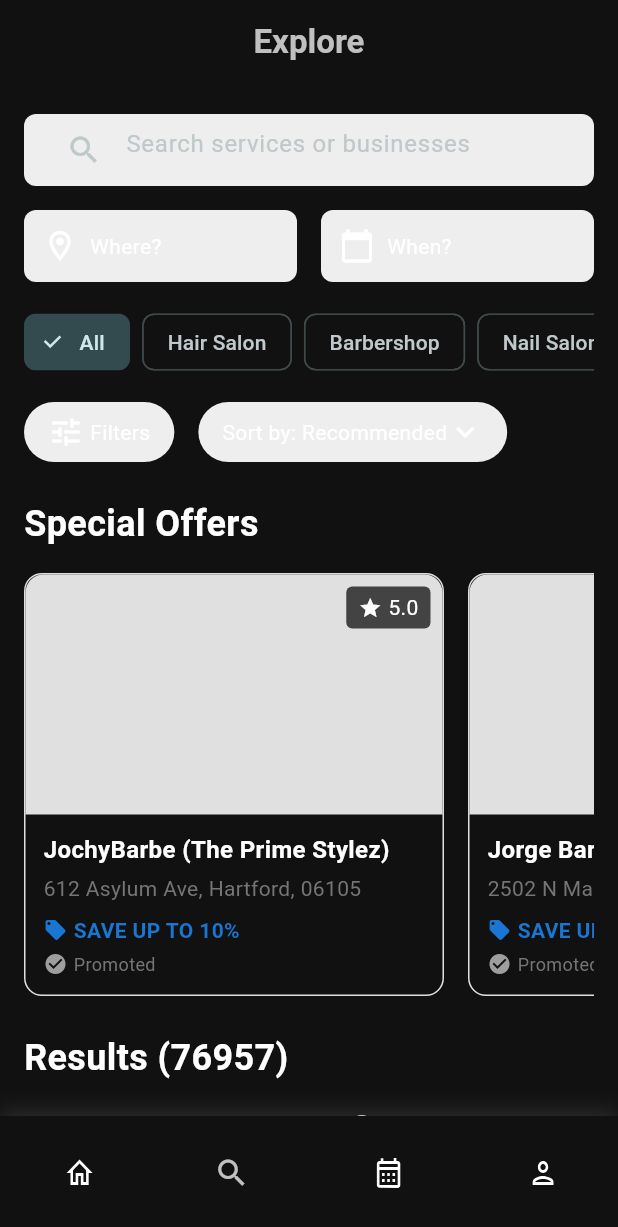
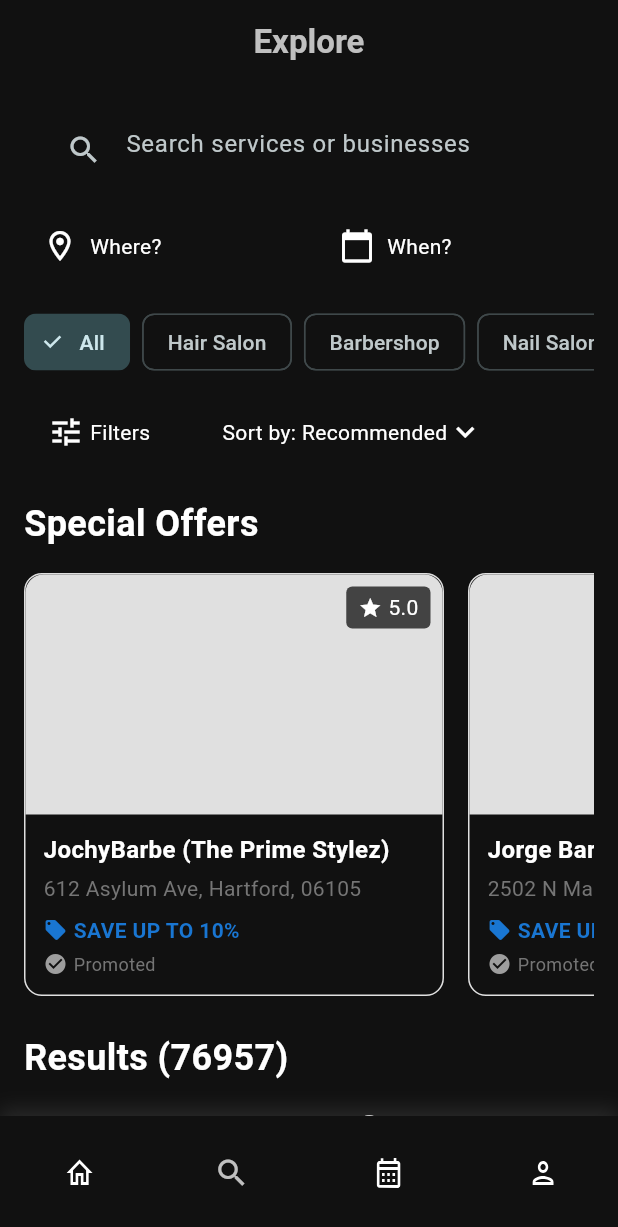
Before and after one commit to khumoyunABD/yozil, a Flutter app: the ExplorePage screen opened by its route, on a phone screen of 412 x 824 dp. Shown: the top 1227 px of the screen. Run offline on Flutter 3.47's test engine with Material 3 defaults, Android fonts, the phone set to English and light mode, and no system bars; our stand-ins replace dartz, dio, flex_color_scheme, flutter_bloc, flutter_screenutil, freezed_annotation and 3 more; accounts and stored records are empty.

Commit message:
Issue #6: Fix explore page UI, coloring

```diff
--- a/lib/core/di/injection_container.dart
+++ b/lib/core/di/injection_container.dart
@@ -20,8 +20,8 @@ Future<void> initializeDependencies() async {
   // Set up Dio
   final dio = Dio(BaseOptions(
     baseUrl: 'http://127.0.0.1:8000', // Change to your Django API URL
-    connectTimeout: const Duration(seconds: 5),
-    receiveTimeout: const Duration(seconds: 3),
+    connectTimeout: const Duration(seconds: 8),
+    receiveTimeout: const Duration(seconds: 8),
     contentType: 'application/json',
     responseType: ResponseType.json,
   ));
--- a/lib/core/errors/failure.dart
+++ b/lib/core/errors/failure.dart
@@ -15,4 +15,7 @@ class Failure with _$Failure {
       EmailAlreadyInUseFailure;
   const factory Failure.unauthenticated([String? message]) =
       UnauthenticatedFailure;
+  const factory Failure.unvalidated([String? message]) = ValidationFailure;
+  const factory Failure.phoneInUse([String? message]) =
+      PhoneNumberAlreadyInUseFailure;
 }
--- a/lib/core/router/app.router.dart
+++ b/lib/core/router/app.router.dart
@@ -32,7 +32,7 @@ class AppRouter {
   AppRouter() {
     goRouter = GoRouter(
       //initialLocation: ScreenPath.splash,
-      initialLocation: ScreenPath.signIn,
+      initialLocation: ScreenPath.home,
       debugLogDiagnostics: true,
       navigatorKey: _rootNavigatorKey,
       routes: _routes,
--- a/lib/data/data_sources/auth_remote_source.dart
+++ b/lib/data/data_sources/auth_remote_source.dart
@@ -2,7 +2,8 @@ import 'package:yozil/data/data.dart';
 
 abstract class AuthRemoteSource {
   Future<User> login(String email, String password);
-  Future<User> register(String email, String password, String name,
+  Future<User> register(
+      String? email, String name, String password, String? phoneNumber,
       {String userType = 'customer'});
   Future<void> logout();
   Stream<User?> authStateChanges();
--- a/lib/data/data_sources/data_sources.dart
+++ b/lib/data/data_sources/data_sources.dart
@@ -1,3 +1,2 @@
 export 'auth_remote_source.dart';
 export 'django_auth_remote_source_impl.dart';
-export 'firebase_remote_source_impl.dart';
--- a/lib/domain/repositories/auth_repository.dart
+++ b/lib/domain/repositories/auth_repository.dart
@@ -3,9 +3,10 @@ import 'package:yozil/core/core.dart';
 import 'package:yozil/data/data.dart';
 
 abstract class AuthRepository {
-  Future<Either<Failure, User>> login(String email, String password);
+  Future<Either<Failure, User>> login(String identifier, String password);
   Future<Either<Failure, User>> register(
-      String email, String password, String name);
+      String? email, String name, String password, String? phoneNumber,
+      {String userType = 'customer'});
   Future<Either<Failure, void>> logout();
   Future<Either<Failure, User>> getCurrentUser();
   Future<Either<Failure, bool>> isLoggedIn();
--- a/lib/presentation/bloc/auth/auth_event.dart
+++ b/lib/presentation/bloc/auth/auth_event.dart
@@ -5,12 +5,12 @@ class AuthEvent with _$AuthEvent {
   const factory AuthEvent.checkStatus() = _CheckStatus;
 
   const factory AuthEvent.login({
-    required String email,
+    required String identifier,
     required String password,
   }) = _Login;
 
   const factory AuthEvent.register({
-    required String email,
+    required String identifier,
     required String password,
     required String name,
   }) = _Register;
--- a/lib/presentation/pages/explore/view/explore_page.dart
+++ b/lib/presentation/pages/explore/view/explore_page.dart
@@ -18,10 +18,10 @@ class ExplorePage extends StatelessWidget {
               // Search Bar
               Container(
                 padding: const EdgeInsets.symmetric(horizontal: 16),
-                decoration: BoxDecoration(
-                  color: Colors.grey[200],
-                  borderRadius: BorderRadius.circular(8),
-                ),
+                // decoration: BoxDecoration(
+                //   color: Colors.grey[200],
+                //   borderRadius: BorderRadius.circular(8),
+                // ),
                 child: const TextField(
                   decoration: InputDecoration(
                     hintText: 'Search services or businesses',
@@ -38,10 +38,10 @@ class ExplorePage extends StatelessWidget {
                   Expanded(
                     child: Container(
                       padding: const EdgeInsets.all(12),
-                      decoration: BoxDecoration(
-                        color: Colors.grey[200],
-                        borderRadius: BorderRadius.circular(8),
-                      ),
+                      // decoration: BoxDecoration(
+                      //   color: Colors.grey[200],
+                      //   borderRadius: BorderRadius.circular(8),
+                      // ),
                       child: const Row(
                         children: [
                           Icon(Icons.location_on_outlined),
@@ -55,10 +55,10 @@ class ExplorePage extends StatelessWidget {
                   Expanded(
                     child: Container(
                       padding: const EdgeInsets.all(12),
-                      decoration: BoxDecoration(
-                        color: Colors.grey[200],
-                        borderRadius: BorderRadius.circular(8),
-                      ),
+                      // decoration: BoxDecoration(
+                      //   color: Colors.grey[200],
+                      //   borderRadius: BorderRadius.circular(8),
+                      // ),
                       child: const Row(
                         children: [
                           Icon(Icons.calendar_today),
@@ -93,10 +93,10 @@ class ExplorePage extends StatelessWidget {
                   Container(
                     padding:
                         const EdgeInsets.symmetric(horizontal: 16, vertical: 8),
-                    decoration: BoxDecoration(
-                      color: Colors.grey[200],
-                      borderRadius: BorderRadius.circular(20),
-                    ),
+                    // decoration: BoxDecoration(
+                    //   color: Colors.grey[200],
+                    //   borderRadius: BorderRadius.circular(20),
+                    // ),
                     child: const Row(
                       children: [
                         Icon(Icons.tune),
@@ -109,10 +109,10 @@ class ExplorePage extends StatelessWidget {
                   Container(
                     padding:
                         const EdgeInsets.symmetric(horizontal: 16, vertical: 8),
-                    decoration: BoxDecoration(
-                      color: Colors.grey[200],
-                      borderRadius: BorderRadius.circular(20),
-                    ),
+                    // decoration: BoxDecoration(
+                    //   color: Colors.grey[200],
+                    //   borderRadius: BorderRadius.circular(20),
+                    // ),
                     child: const Row(
                       children: [
                         Text('Sort by: Recommended'),
@@ -178,6 +178,7 @@ class ExplorePage extends StatelessWidget {
                 child: const Row(
                   children: [
                     Text('What affects the search results?'),
+                    SizedBox(width: 5),
                     Icon(Icons.info_outline, size: 16),
                   ],
                 ),
@@ -215,7 +216,7 @@ class ExplorePage extends StatelessWidget {
   Widget _buildServiceTypeChip(String label) {
     return Chip(
       label: Text(label),
-      backgroundColor: Colors.grey[200],
+      //backgroundColor: Colors.grey[200],
     );
   }
 
--- a/lib/presentation/pages/registration/password_verification/view/password_verification_page.dart
+++ b/lib/presentation/pages/registration/password_verification/view/password_verification_page.dart
@@ -77,7 +77,7 @@ class _PasswordVerificationPageState extends State<PasswordVerificationPage> {
       // Dispatch register event with phone number as the "email"
       context.read<AuthBloc>().add(
             AuthEvent.register(
-              email: email,
+              identifier: email,
               password: _passwordController.text,
               name: _nameController.text.isNotEmpty
                   ? _nameController.text
```
Also changed, not shown: lib/core/errors/exceptions.dart (+25 -0 lines), lib/data/data_sources/django_auth_remote_source_impl.dart (+48 -16 lines), lib/data/data_sources/firebase_remote_source_impl.dart (deleted, +0 -99 lines), lib/data/repositories/auth_repository_impl.dart (+54 -15 lines), lib/domain/use_cases/auth_usecases.dart (+11 -4 lines), lib/presentation/bloc/auth/auth_bloc.dart (+25 -21 lines), lib/presentation/pages/home/view/home_page.dart (+7 -2 lines), lib/core/errors/failure.freezed.dart, lib/presentation/bloc/auth/auth_bloc.freezed.dart.
